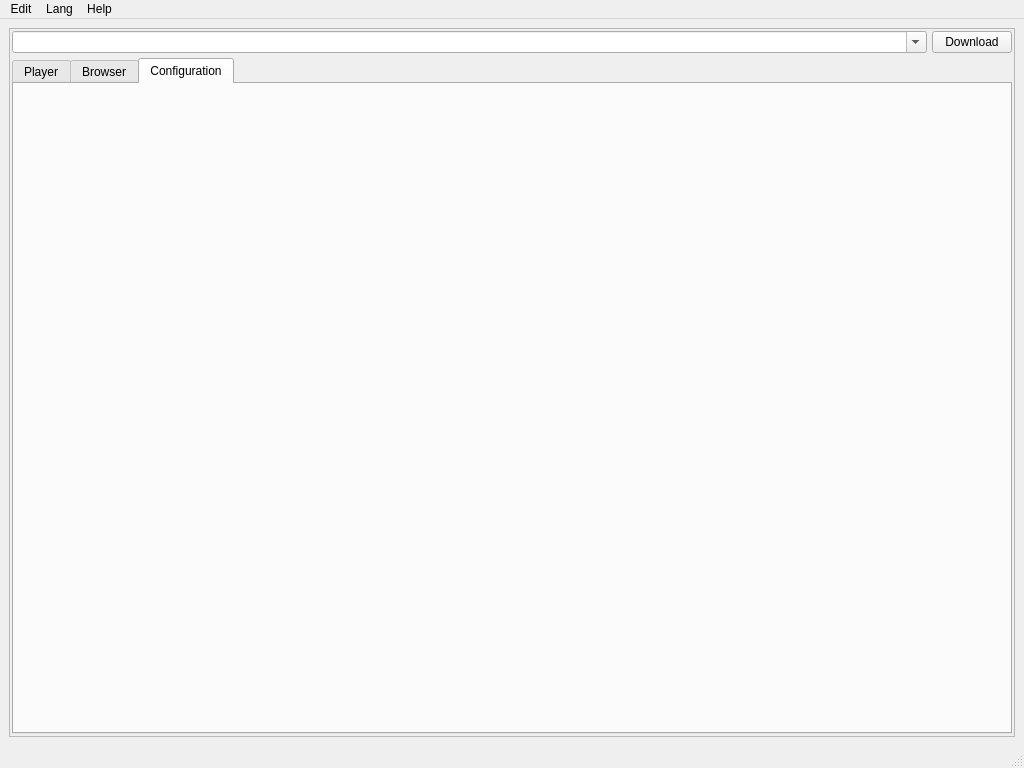
This is main/app/win/mainLayout.ui in marcosvicente/BaixeAssista as Qt 5 draws it before an edit. The edited form follows.
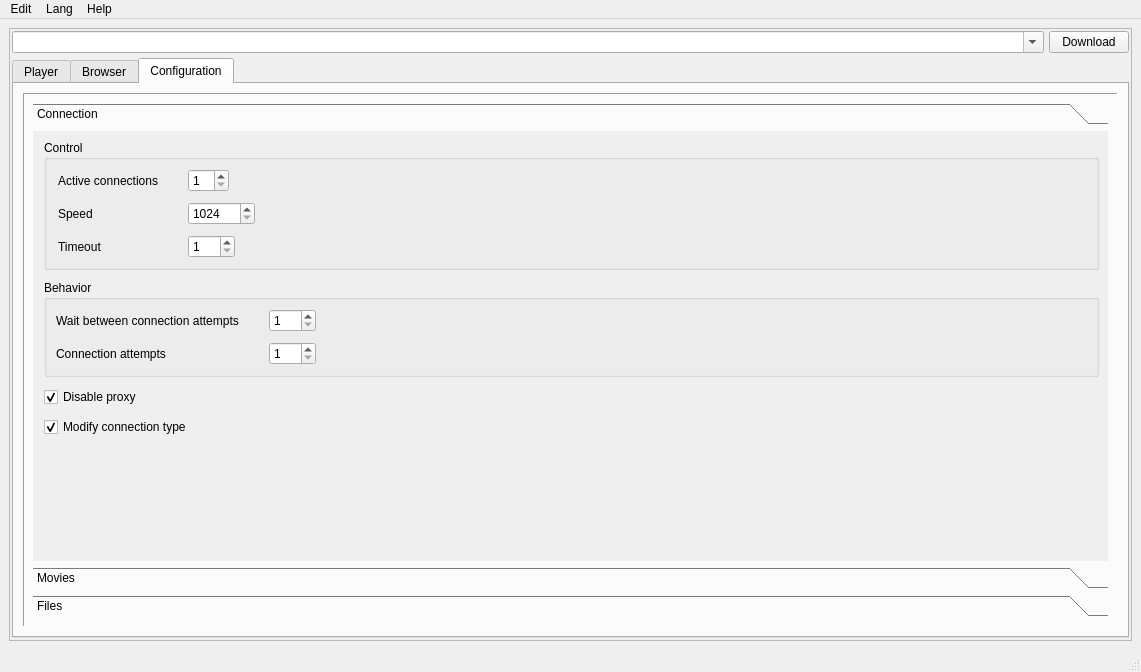
This is the edited form. The open tabs and pages were chosen to show the change. Icons and pictures are not drawn.

Commit message: atualizando arquivos de layout.

What changed in the file:
```diff
--- a/main/app/win/mainLayout.ui
+++ b/main/app/win/mainLayout.ui
@@ -6,8 +6,8 @@
    <rect>
     <x>0</x>
     <y>0</y>
-    <width>1024</width>
-    <height>768</height>
+    <width>1141</width>
+    <height>672</height>
    </rect>
   </property>
   <property name="windowTitle">
@@ -90,6 +90,525 @@
             <attribute name="title">
              <string>Configuration</string>
             </attribute>
+            <layout class="QVBoxLayout" name="verticalLayout_3">
+             <item>
+              <widget class="QFrame" name="frameTab">
+               <property name="sizePolicy">
+                <sizepolicy hsizetype="Preferred" vsizetype="Preferred">
+                 <horstretch>0</horstretch>
+                 <verstretch>1</verstretch>
+                </sizepolicy>
+               </property>
+               <property name="frameShape">
+                <enum>QFrame::Panel</enum>
+               </property>
+               <property name="frameShadow">
+                <enum>QFrame::Sunken</enum>
+               </property>
+               <layout class="QVBoxLayout" name="verticalLayout_4">
+                <item>
+                 <widget class="QToolBox" name="toolBoxConfig">
+                  <property name="currentIndex">
+                   <number>2</number>
+                  </property>
+                  <widget class="QWidget" name="configConnection">
+                   <property name="geometry">
+                    <rect>
+                     <x>0</x>
+                     <y>0</y>
+                     <width>349</width>
+                     <height>321</height>
+                    </rect>
+                   </property>
+                   <attribute name="icon">
+                    <iconset>
+                     <normaloff>../images/network-blue.png</normaloff>../images/network-blue.png</iconset>
+                   </attribute>
+                   <attribute name="label">
+                    <string>Connection</string>
+                   </attribute>
+                   <layout class="QVBoxLayout" name="verticalLayout_5">
+                    <property name="spacing">
+                     <number>10</number>
+                    </property>
+                    <property name="sizeConstraint">
+                     <enum>QLayout::SetDefaultConstraint</enum>
+                    </property>
+                    <property name="leftMargin">
+                     <number>11</number>
+                    </property>
+                    <item>
+                     <widget class="QGroupBox" name="groupBox">
+                      <property name="sizePolicy">
+                       <sizepolicy hsizetype="Preferred" vsizetype="Preferred">
+                        <horstretch>0</horstretch>
+                        <verstretch>0</verstretch>
+                       </sizepolicy>
+                      </property>
+                      <property name="title">
+                       <string>Control</string>
+                      </property>
+                      <layout class="QGridLayout" name="gridLayout_2" rowstretch="0,0,0" columnstretch="0,0,0">
+                       <property name="horizontalSpacing">
+                        <number>30</number>
+                       </property>
+                       <property name="verticalSpacing">
+                        <number>10</number>
+                       </property>
+                       <property name="leftMargin">
+                        <number>11</number>
+                       </property>
+                       <property name="rightMargin">
+                        <number>11</number>
+                       </property>
+                       <item row="0" column="0">
+                        <widget class="QLabel" name="label">
+                         <property name="sizePolicy">
+                          <sizepolicy hsizetype="Fixed" vsizetype="Preferred">
+                           <horstretch>0</horstretch>
+                           <verstretch>0</verstretch>
+                          </sizepolicy>
+                         </property>
+                         <property name="text">
+                          <string>Active connections</string>
+                         </property>
+                        </widget>
+                       </item>
+                       <item row="1" column="0">
+                        <widget class="QLabel" name="label_3">
+                         <property name="sizePolicy">
+                          <sizepolicy hsizetype="Fixed" vsizetype="Preferred">
+                           <horstretch>0</horstretch>
+                           <verstretch>0</verstretch>
+                          </sizepolicy>
+                         </property>
+                         <property name="text">
+                          <string>Speed</string>
+                         </property>
+                        </widget>
+                       </item>
+                       <item row="1" column="1">
+                        <widget class="QSpinBox" name="connectionSpeed">
+                         <property name="sizePolicy">
+                          <sizepolicy hsizetype="Fixed" vsizetype="Fixed">
+                           <horstretch>0</horstretch>
+                           <verstretch>0</verstretch>
+                          </sizepolicy>
+                         </property>
+                         <property name="minimum">
+                          <number>1024</number>
+                         </property>
+                         <property name="maximum">
+                          <number>1073741824</number>
+                         </property>
+                        </widget>
+                       </item>
+                       <item row="0" column="1">
+                        <widget class="QSpinBox" name="connectionActive">
+                         <property name="sizePolicy">
+                          <sizepolicy hsizetype="Fixed" vsizetype="Fixed">
+                           <horstretch>0</horstretch>
+                           <verstretch>0</verstretch>
+                          </sizepolicy>
+                         </property>
+                         <property name="autoFillBackground">
+                          <bool>false</bool>
+                         </property>
+                         <property name="alignment">
+                          <set>Qt::AlignLeading|Qt::AlignLeft|Qt::AlignVCenter</set>
+                         </property>
+                         <property name="buttonSymbols">
+                          <enum>QAbstractSpinBox::UpDownArrows</enum>
+                         </property>
+                         <property name="minimum">
+                          <number>1</number>
+                         </property>
+                         <property name="maximum">
+                          <number>30</number>
+                         </property>
+                         <property name="value">
+                          <number>1</number>
+                         </property>
+                        </widget>
+                       </item>
+                       <item row="2" column="1">
+                        <widget class="QSpinBox" name="connectionTimeout">
+                         <property name="sizePolicy">
+                          <sizepolicy hsizetype="Fixed" vsizetype="Fixed">
+                           <horstretch>0</horstretch>
+                           <verstretch>0</verstretch>
+                          </sizepolicy>
+                         </property>
+                         <property name="minimum">
+                          <number>1</number>
+                         </property>
+                         <property name="maximum">
+                          <number>300</number>
+                         </property>
+                         <property name="value">
+                          <number>1</number>
+                         </property>
+                        </widget>
+                       </item>
+                       <item row="2" column="0">
+                        <widget class="QLabel" name="label_5">
+                         <property name="sizePolicy">
+                          <sizepolicy hsizetype="Fixed" vsizetype="Preferred">
+                           <horstretch>0</horstretch>
+                           <verstretch>0</verstretch>
+                          </sizepolicy>
+                         </property>
+                         <property name="text">
+                          <string>Timeout</string>
+                         </property>
+                        </widget>
+                       </item>
+                       <item row="0" column="2">
+                        <spacer name="horizontalSpacer">
+                         <property name="orientation">
+                          <enum>Qt::Horizontal</enum>
+                         </property>
+                         <property name="sizeHint" stdset="0">
+                          <size>
+                           <width>40</width>
+                           <height>20</height>
+                          </size>
+                         </property>
+                        </spacer>
+                       </item>
+                      </layout>
+                     </widget>
+                    </item>
+                    <item>
+                     <widget class="QGroupBox" name="groupBox_2">
+                      <property name="title">
+                       <string>Behavior</string>
+                      </property>
+                      <layout class="QGridLayout" name="gridLayout_3" columnstretch="0,0,0">
+                       <property name="horizontalSpacing">
+                        <number>30</number>
+                       </property>
+                       <property name="verticalSpacing">
+                        <number>10</number>
+                       </property>
+                       <item row="24" column="0">
+                        <widget class="QLabel" name="label_2">
+                         <property name="text">
+                          <string>Connection attempts</string>
+                         </property>
+                        </widget>
+                       </item>
+                       <item row="0" column="0">
+                        <widget class="QLabel" name="label_4">
+                         <property name="text">
+                          <string>Wait between connection attempts</string>
+                         </property>
+                        </widget>
+                       </item>
+                       <item row="0" column="1">
+                        <widget class="QSpinBox" name="connectionSleep">
+                         <property name="sizePolicy">
+                          <sizepolicy hsizetype="Fixed" vsizetype="Fixed">
+                           <horstretch>0</horstretch>
+                           <verstretch>0</verstretch>
+                          </sizepolicy>
+                         </property>
+                         <property name="minimum">
+                          <number>1</number>
+                         </property>
+                         <property name="maximum">
+                          <number>300</number>
+                         </property>
+                        </widget>
+                       </item>
+                       <item row="24" column="1">
+                        <widget class="QSpinBox" name="connectionAttempts">
+                         <property name="minimum">
+                          <number>1</number>
+                         </property>
+                         <property name="maximum">
+                          <number>30</number>
+                         </property>
+                        </widget>
+                       </item>
+                       <item row="0" column="2">
+                        <spacer name="horizontalSpacer_5">
+                         <property name="orientation">
+                          <enum>Qt::Horizontal</enum>
+                         </property>
+                         <property name="sizeHint" stdset="0">
+                          <size>
+                           <width>40</width>
+                           <height>20</height>
+                          </size>
+                         </property>
+                        </spacer>
+                       </item>
+                      </layout>
+                     </widget>
+                    </item>
+                    <item>
+                     <layout class="QVBoxLayout" name="verticalLayout_2">
+                      <item>
+                       <widget class="QCheckBox" name="proxyDisable">
+                        <property name="text">
+                         <string>Disable proxy</string>
+                        </property>
+                        <property name="checked">
+                         <bool>true</bool>
+                        </property>
+                       </widget>
+                      </item>
+                      <item>
+                       <widget class="QCheckBox" name="connectionType">
+                        <property name="text">
+                         <string>Modify connection type</string>
+                        </property>
+                        <property name="checked">
+                         <bool>true</bool>
+                        </property>
+                       </widget>
+                      </item>
+                     </layout>
+                    </item>
+                    <item>
+                     <spacer name="verticalSpacer_2">
+                      <property name="orientation">
+                       <enum>Qt::Vertical</enum>
+                      </property>
+                      <property name="sizeHint" stdset="0">
+                       <size>
+                        <width>20</width>
+                        <height>40</height>
+                       </size>
+                      </property>
+                     </spacer>
+                    </item>
+                   </layout>
+                  </widget>
+                  <widget class="QWidget" name="configMovie">
+                   <property name="geometry">
+                    <rect>
+                     <x>0</x>
+                     <y>0</y>
+                     <width>246</width>
+                     <height>82</height>
+                    </rect>
+                   </property>
+                   <attribute name="icon">
+                    <iconset>
+                     <normaloff>../images/movies-blue.png</normaloff>../images/movies-blue.png</iconset>
+                   </attribute>
+                   <attribute name="label">
+                    <string>Movies</string>
+                   </attribute>
+                   <layout class="QVBoxLayout" name="verticalLayout_9" stretch="0,0,0">
+                    <property name="margin">
+                     <number>10</number>
+                    </property>
+                    <item>
+                     <layout class="QHBoxLayout" name="horizontalLayout_10" stretch="0,1,3">
+                      <property name="spacing">
+                       <number>39</number>
+                      </property>
+                      <property name="topMargin">
+                       <number>0</number>
+                      </property>
+                      <item>
+                       <widget class="QLabel" name="label_6">
+                        <property name="text">
+                         <string>Video quality</string>
+                        </property>
+                       </widget>
+                      </item>
+                      <item>
+                       <widget class="QComboBox" name="videoQuality">
+                        <property name="sizePolicy">
+                         <sizepolicy hsizetype="Fixed" vsizetype="Fixed">
+                          <horstretch>0</horstretch>
+                          <verstretch>0</verstretch>
+                         </sizepolicy>
+                        </property>
+                        <property name="editable">
+                         <bool>false</bool>
+                        </property>
+                        <property name="currentIndex">
+                         <number>-1</number>
+                        </property>
+                       </widget>
+                      </item>
+                      <item>
+                       <spacer name="horizontalSpacer_2">
+                        <property name="orientation">
+                         <enum>Qt::Horizontal</enum>
+                        </property>
+                        <property name="sizeHint" stdset="0">
+                         <size>
+                          <width>40</width>
+                          <height>20</height>
+                         </size>
+                        </property>
+                       </spacer>
+                      </item>
+                     </layout>
+                    </item>
+                    <item>
+                     <layout class="QHBoxLayout" name="horizontalLayout_11">
+                      <property name="spacing">
+                       <number>20</number>
+                      </property>
+                      <item>
+                       <widget class="QLabel" name="label_7">
+                        <property name="text">
+                         <string>Directory videos</string>
+                        </property>
+                       </widget>
+                      </item>
+                      <item>
+                       <widget class="QToolButton" name="toolButton">
+                        <property name="text">
+                         <string>...</string>
+                        </property>
+                       </widget>
+                      </item>
+                      <item>
+                       <widget class="QLineEdit" name="videoDir">
+                        <property name="readOnly">
+                         <bool>true</bool>
+                        </property>
+                       </widget>
+                      </item>
+                     </layout>
+                    </item>
+                    <item>
+                     <spacer name="verticalSpacer">
+                      <property name="orientation">
+                       <enum>Qt::Vertical</enum>
+                      </property>
+                      <property name="sizeHint" stdset="0">
+                       <size>
+                        <width>20</width>
+                        <height>40</height>
+                       </size>
+                      </property>
+                     </spacer>
+                    </item>
+                   </layout>
+                  </widget>
+                  <widget class="QWidget" name="configFile">
+                   <property name="geometry">
+                    <rect>
+                     <x>0</x>
+                     <y>0</y>
+                     <width>1059</width>
+                     <height>374</height>
+                    </rect>
+                   </property>
+                   <attribute name="icon">
+                    <iconset>
+                     <normaloff>../images/files-blue.png</normaloff>../images/files-blue.png</iconset>
+                   </attribute>
+                   <attribute name="label">
+                    <string>Files</string>
+                   </attribute>
+                   <layout class="QVBoxLayout" name="verticalLayout_6">
+                    <item>
+                     <layout class="QHBoxLayout" name="horizontalLayout_4">
+                      <item>
+                       <layout class="QGridLayout" name="gridLayout_4">
+                        <property name="horizontalSpacing">
+                         <number>20</number>
+                        </property>
+                        <property name="verticalSpacing">
+                         <number>10</number>
+                        </property>
+                        <item row="8" column="0">
+                         <widget class="QLabel" name="label_8">
+                          <property name="text">
+                           <string>Divide the number of times</string>
+                          </property>
+                         </widget>
+                        </item>
+                        <item row="0" column="1">
+                         <widget class="QComboBox" name="tempFileAction">
+                          <property name="sizePolicy">
+                           <sizepolicy hsizetype="Fixed" vsizetype="Fixed">
+                            <horstretch>0</horstretch>
+                            <verstretch>0</verstretch>
+                           </sizepolicy>
+                          </property>
+                         </widget>
+                        </item>
+                        <item row="8" column="1">
+                         <widget class="QSpinBox" name="videoSplitSize">
+                          <property name="sizePolicy">
+                           <sizepolicy hsizetype="Fixed" vsizetype="Fixed">
+                            <horstretch>0</horstretch>
+                            <verstretch>0</verstretch>
+                           </sizepolicy>
+                          </property>
+                          <property name="minimum">
+                           <number>1</number>
+                          </property>
+                          <property name="maximum">
+                           <number>5</number>
+                          </property>
+                         </widget>
+                        </item>
+                        <item row="0" column="0">
+                         <widget class="QCheckBox" name="tempFiles">
+                          <property name="sizePolicy">
+                           <sizepolicy hsizetype="Fixed" vsizetype="Fixed">
+                            <horstretch>0</horstretch>
+                            <verstretch>0</verstretch>
+                           </sizepolicy>
+                          </property>
+                          <property name="text">
+                           <string>Use temporary file</string>
+                          </property>
+                          <property name="checked">
+                           <bool>true</bool>
+                          </property>
+                         </widget>
+                        </item>
+                       </layout>
+                      </item>
+                      <item>
+                       <spacer name="horizontalSpacer_3">
+                        <property name="orientation">
+                         <enum>Qt::Horizontal</enum>
+                        </property>
+                        <property name="sizeHint" stdset="0">
+                         <size>
+                          <width>40</width>
+                          <height>20</height>
+                         </size>
+                        </property>
+                       </spacer>
+                      </item>
+                     </layout>
+                    </item>
+                    <item>
+                     <spacer name="verticalSpacer_3">
+                      <property name="orientation">
+                       <enum>Qt::Vertical</enum>
+                      </property>
+                      <property name="sizeHint" stdset="0">
+                       <size>
+                        <width>20</width>
+                        <height>40</height>
+                       </size>
+                      </property>
+                     </spacer>
+                    </item>
+                   </layout>
+                  </widget>
+                 </widget>
+                </item>
+               </layout>
+              </widget>
+             </item>
+            </layout>
            </widget>
           </widget>
          </item>
@@ -105,7 +624,7 @@
     <rect>
      <x>0</x>
      <y>0</y>
-     <width>1024</width>
+     <width>1141</width>
      <height>26</height>
     </rect>
    </property>
```
Left out of the diff: 12 changed lines with no effect on the pictures. The commit also changes 3 other files.
